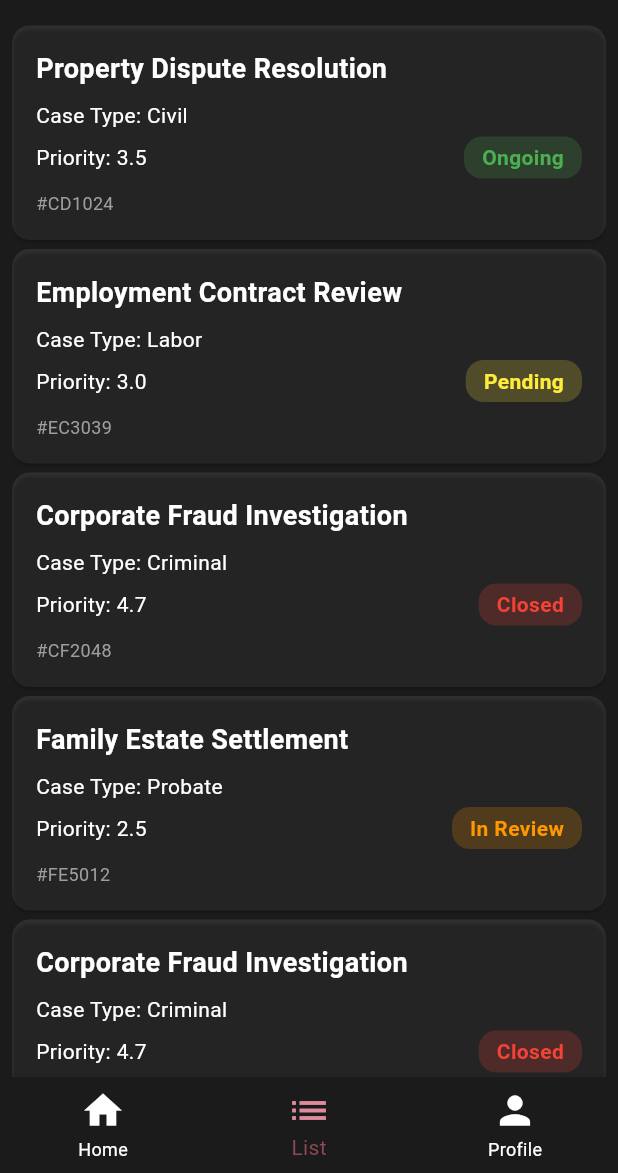
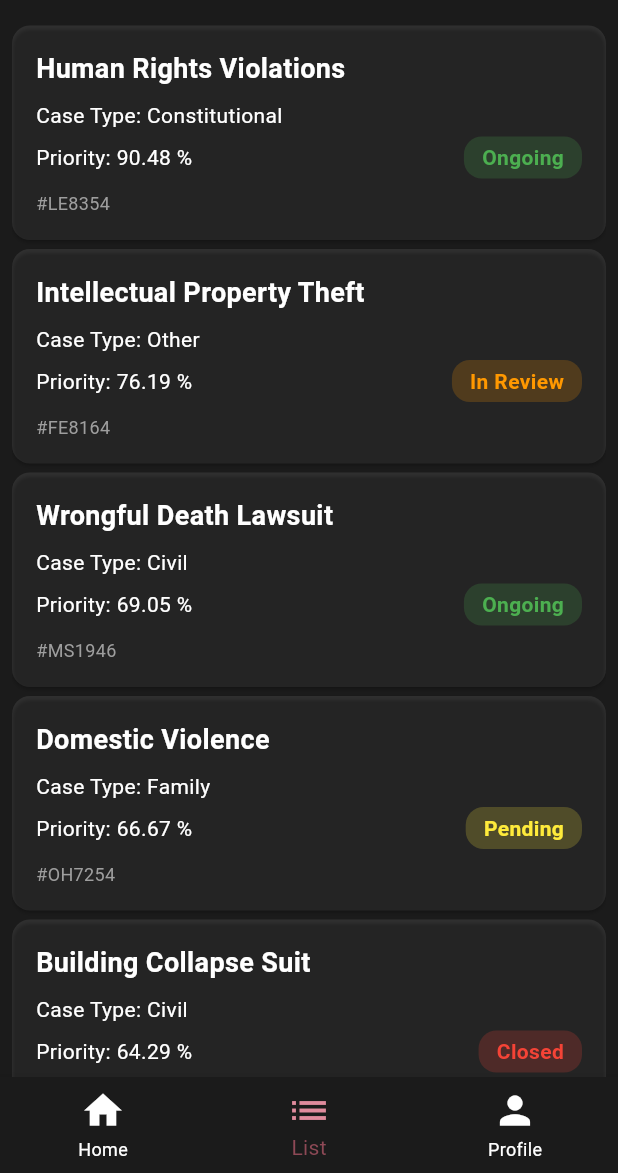
Before and after one commit to major-project326/case_flow_management, a Flutter app: the First screen opened directly, item 2 of the bottom bar chosen, on a phone screen of 412 x 824 dp, the part 63-1236 px from its top. Run offline on Flutter 3.47's test engine with Material 3 defaults, Android fonts, the phone set to English and light mode, and no system bars; our stand-ins replace firebase_core; accounts and stored records are empty.

Commit message:
Dummy data added

```diff
--- /dev/null
+++ b/lib/dummy_data.dart
@@ -0,0 +1,164 @@
+List<dynamic> data = [
+  {
+    "title": "Tax Fraud",
+    "text":
+        "In a major tax fraud case, the government has accused a prominent business owner of evading taxes for over a decade. The case involves allegations that the defendant hid substantial amounts of income in offshore accounts and filed falsified returns to minimize tax obligations. Prosecutors presented a detailed analysis of the defendant’s financial records, pointing to a complex network of shell companies used to disguise taxable income. The defense, however, argues that all transactions were legitimate and that any discrepancies were due to mistakes in bookkeeping. Expert witnesses in forensic accounting have been called to testify about the methods used to uncover the alleged tax evasion. The court's ruling will be significant, as it could lead to harsher penalties for similar offenses and signal a shift in the government's approach to cracking down on white-collar crime.",
+    "type": "Tax",
+    "priority": 9.5,
+    "status": "Pending",
+    "id": "#AF8352",
+  },
+  {
+    "title": "Freedom of Expression",
+    "text":
+        "A constitutional case has sparked national debate over freedom of expression in the digital age. The plaintiffs, a group of social media influencers and activists, are challenging new regulations that require government approval for certain online content. The government argues that the rules are necessary to prevent the spread of misinformation and harmful content. Critics claim the regulations amount to censorship and violate the constitutional right to free speech. The court has heard arguments from both sides, as well as from third-party organizations advocating for digital rights. Legal scholars are divided on the issue, with some supporting the government's stance on curbing misinformation, while others believe the regulations are overly broad. The court's decision will likely set a precedent for how free speech is interpreted in the context of online platforms.",
+    "type": "Constitutional",
+    "priority": 10.5,
+    "status": "Ongoing",
+    "id": "#CD1024",
+  },
+  {
+    "title": "Grand Theft Auto",
+    "text":
+        "The court is currently reviewing a case of grand theft auto where the accused is alleged to have stolen multiple high-end vehicles over the course of several months. The prosecution claims that the defendant was part of a larger organized crime ring responsible for a series of car thefts across the city. The defense argues that the defendant had no knowledge of the criminal operation and was merely in the wrong place at the wrong time. Surveillance footage and phone records have been presented as key evidence in the case. Witness testimony has been conflicting, with some placing the defendant at the scene of the crime while others suggest a case of mistaken identity. The jury will need to weigh the evidence carefully, as a guilty verdict could lead to a lengthy prison sentence.",
+    "type": "Criminal",
+    "priority": 5.0,
+    "status": "In Review",
+    "id": "#PS2856",
+  },
+  {
+    "title": "Environmental Damage",
+    "text":
+        "A case involving environmental damage caused by a major industrial corporation is being heard in court. The plaintiffs, a group of local residents, claim that the company’s waste disposal practices have polluted nearby rivers and lakes, leading to health issues and damage to local ecosystems. The defense argues that the company adhered to all environmental regulations and that the pollution levels were within permissible limits. Environmental scientists have been called to testify on the extent of the damage and whether the company’s actions directly contributed to the contamination. The outcome of the case could have far-reaching consequences for environmental policy and corporate accountability.",
+    "type": "Other",
+    "priority": 11.5,
+    "status": "Ongoing",
+    "id": "#UD3405",
+  },
+  {
+    "title": "Building Collapse Suit",
+    "text":
+        "A civil suit has been filed against a construction company after a building collapsed, causing severe injuries and property damage. The plaintiffs, who are residents of the building, allege that the company used substandard materials and ignored safety regulations, leading to the collapse. The defense counters that the collapse was caused by a natural disaster and that the company had followed all relevant safety guidelines. Engineers have been called in to examine the site of the collapse, and their findings will play a crucial role in determining liability. The case has drawn attention due to its potential to impact building safety standards and regulations in the future. If the plaintiffs win, it could open the door for more lawsuits against construction companies accused of cutting corners to save costs.",
+    "type": "Civil",
+    "priority": 13.5,
+    "status": "Closed",
+    "id": "#TY2308",
+  },
+  {
+    "title": "Class-Action Labor Lawsuit",
+    "text":
+        "In a labor dispute, a group of factory workers has filed a class-action lawsuit against their employer, alleging violations of wage and hour laws. The workers claim that they were forced to work overtime without proper compensation and were denied meal and rest breaks. The employer denies the allegations, arguing that all employees were paid according to the law and that any violations were isolated incidents. The case has the potential to influence labor practices across the industry, particularly in sectors where wage theft and labor law violations are common. Union leaders have shown support for the workers, and their involvement has added additional pressure on the employer to settle the case before it goes to trial.",
+    "type": "Labor",
+    "priority": 8.5,
+    "status": "In Review",
+    "id": "#AS9817",
+  },
+  {
+    "title": "Patent Infringement",
+    "text":
+        "A complex intellectual property case is being heard in court as two major tech companies clash over patent infringement claims. The plaintiff alleges that the defendant copied key features of their proprietary software, resulting in significant financial losses. The defendant denies the allegations, arguing that the technology in question was developed independently and does not infringe on any patents. Both companies have submitted expert testimony from software engineers and patent attorneys to support their claims. The case has drawn significant attention due to its potential impact on the tech industry, where patent disputes are becoming increasingly common. A ruling in favor of the plaintiff could lead to substantial financial damages and could also set a precedent for how intellectual property rights are enforced in the digital age.",
+    "type": "Civil",
+    "priority": 12.0,
+    "status": "Closed",
+    "id": "#PU7127",
+  },
+  {
+    "title": "Insider Trading",
+    "text":
+        "The court is currently hearing a criminal case involving charges of insider trading. The defendant, a former executive at a major corporation, is accused of using non-public information to make stock trades that resulted in millions of dollars in profits. The prosecution has presented evidence, including emails and phone records, suggesting that the defendant received confidential information about the company’s financial performance before it was made public. The defense, however, argues that the trades were based on publicly available information and that the timing was coincidental. Financial analysts have been called to testify about the nature of the trades, and the outcome of the case could have significant implications for how insider trading laws are enforced.",
+    "type": "Criminal",
+    "priority": 11.5,
+    "status": "Pending",
+    "id": "#MN0173",
+  },
+  {
+    "title": "Child Custody Dispute",
+    "text":
+        "In a family law case, a couple is contesting the custody of their children after a recent divorce. The mother is seeking sole custody, citing the father’s unstable work schedule and inability to provide proper care. The father, however, argues that he is capable of being a responsible parent and is seeking joint custody. Both parties have submitted evidence, including financial records and character references, to support their claims. The court has appointed a child psychologist to assess the best interests of the children and provide recommendations. The case is emotionally charged and highlights the complexities of determining custody arrangements that prioritize the welfare of the children.",
+    "type": "Family",
+    "priority": 10.0,
+    "status": "Ongoing",
+    "id": "#ID1745",
+  },
+  {
+    "title": "Immigration Policy Challenge",
+    "text":
+        "In a constitutional case challenging a controversial immigration policy, the court is tasked with determining whether the policy violates the rights of asylum seekers. The plaintiffs, a group of asylum seekers, argue that the policy, which imposes strict limits on who can apply for asylum, is unconstitutional and discriminates based on nationality. The government defends the policy as a necessary measure to control the flow of migrants and protect national security. Human rights organizations have intervened in the case, providing evidence of the policy's impact on vulnerable populations. Legal experts are divided on the issue, with some supporting the government’s argument and others calling for a more humane approach to immigration. The ruling could reshape immigration policy and set a legal standard for future challenges.",
+    "type": "Constitutional",
+    "priority": 7.5,
+    "status": "Ongoing",
+    "id": "#OW0983",
+  },
+  {
+    "title": "Economy Workers Class-Action Suit",
+    "text":
+        "In a significant labor case, a group of gig economy workers is suing a ride-sharing company, arguing that they should be classified as employees rather than independent contractors. The workers claim that the company exerts enough control over their work to qualify them as employees, which would entitle them to benefits such as health insurance, overtime pay, and workers’ compensation. The company, however, argues that its workers prefer the flexibility of being independent contractors and that reclassifying them would hurt both the workers and the company’s business model. Legal experts are closely watching the case, as its outcome could have far-reaching implications for the gig economy and the classification of workers in various industries.",
+    "type": "Labor",
+    "priority": 13.0,
+    "status": "In Review",
+    "id": "#PA1835",
+  },
+  {
+    "title": "Transfer Pricing Tax Dispute",
+    "text":
+        "A tax dispute involving a large multinational corporation has reached the court as the company faces accusations of manipulating transfer pricing to minimize tax liabilities. The government claims that the corporation shifted profits to subsidiaries in low-tax jurisdictions, thereby reducing the taxes it owed domestically. The defense argues that all transactions between the company’s subsidiaries were legitimate and complied with international tax laws. Expert testimony from economists and tax professionals has been brought in to assess the validity of the government's claims. The case has garnered attention from both the public and policymakers, as its outcome could lead to changes in how transfer pricing is regulated in the future.",
+    "type": "Tax",
+    "priority": 10.0,
+    "status": "Pending",
+    "id": "#TR1748",
+  },
+  {
+    "title": "Wrongful Death Lawsuit",
+    "text":
+        "The court is reviewing a wrongful death lawsuit filed by the family of a patient who died during a surgical procedure. The plaintiffs claim that the hospital and attending surgeon were negligent in their care, leading to the patient’s death. The defense argues that the patient’s death was the result of unforeseen complications, not negligence. Medical experts have been called to testify about the standard of care provided during the surgery and whether the medical team’s actions contributed to the patient’s death. The case has raised questions about hospital accountability and the legal standards for medical malpractice. A ruling in favor of the plaintiffs could lead to significant financial compensation for the family and changes in how hospitals manage surgical risks.",
+    "type": "Civil",
+    "priority": 14.5,
+    "status": "Ongoing",
+    "id": "#MS1946",
+  },
+  {
+    "title": "Domestic Violence",
+    "text":
+        "A case involving domestic violence has brought attention to the challenges victims face when seeking protection under the law. The plaintiff, a young woman, has filed for a restraining order against her husband, alleging repeated physical abuse. The defense denies the claims, stating that the incidents were isolated and exaggerated. The court is reviewing police reports and medical records, as well as hearing testimony from witnesses familiar with the couple's relationship. The ruling in this case may influence how future domestic violence cases are handled, particularly in regard to the protection of victims and the availability of legal resources.",
+    "type": "Family",
+    "priority": 14.0,
+    "status": "Pending",
+    "id": "#OH7254",
+  },
+  {
+    "title": "Intellectual Property Theft",
+    "text":
+        "In a case concerning intellectual property theft, a startup is suing a former employee for allegedly stealing trade secrets and sharing them with a competitor. The plaintiff claims that the former employee accessed sensitive company data and provided it to the competitor in exchange for a higher-paying position. The defendant denies these allegations, arguing that any information shared was publicly available and did not violate any confidentiality agreements. The court has issued subpoenas for email records and internal documents to determine the validity of the claims. The case underscores the growing importance of safeguarding intellectual property in the tech industry and the legal challenges involved in proving such claims.",
+    "type": "Other",
+    "priority": 16.0,
+    "status": "In Review",
+    "id": "#FE8164",
+  },
+  {
+    "title": "Property Disputes",
+    "text":
+        "In a civil case involving a dispute over property rights, the court reviewed evidence from both the plaintiff and defendant, ultimately ruling in favor of the defendant. The property in question was located in a highly contested area with multiple claims of ownership. The case dragged on for several years due to complex legal procedures and numerous delays in hearings. The plaintiff argued that the defendant had unlawfully occupied the land, while the defendant maintained that they had purchased the property through legitimate means. The judge decided that the plaintiff’s claim was unsubstantiated and lacked the necessary proof to overturn the defendant’s ownership. This case has been a subject of debate, with many commentators suggesting that the legal system’s handling of property disputes requires reform. The court’s ruling not only brought closure to the parties involved but also set a precedent for how similar cases could be handled in the future.",
+    "type": "Civil",
+    "priority": 7.5,
+    "status": "Ongoing",
+    "id": "#IS1836",
+  },
+  {
+    "title": "Criminal Negligence",
+    "text":
+        "A criminal negligence case has taken center stage as the plaintiff seeks significant damages against a major corporation. The case involves an industrial accident that led to severe injuries for several workers. According to the plaintiff, the company failed to adhere to safety regulations, leading to the incident. The defense, however, argues that the workers had not followed safety protocols, thus contributing to the accident. Expert testimony from occupational safety professionals has been brought in to evaluate the conditions of the workplace at the time of the incident. The judge presiding over the case has expressed concern over the corporate safety practices, citing previous violations and fines imposed on the company. The jury must now decide whether the corporation’s negligence directly caused the injuries, and if so, how much compensation should be awarded. The case has drawn significant media attention due to its implications for worker safety regulations across the industry.",
+    "type": "Criminal",
+    "priority": 9.0,
+    "status": "Closed",
+    "id": "#RD1735",
+  },
+  {
+    "title": "Human Rights Violations",
+    "text":
+        "In a landmark constitutional case, the court is reviewing a claim of human rights violations against the government. The case revolves around the alleged mistreatment of prisoners in a detention facility, where reports of torture and inhumane conditions have surfaced. Human rights organizations have brought the case to the court, arguing that the government has violated both domestic and international law. The defense claims that the measures taken at the facility were necessary for national security reasons and denies the allegations of torture. International observers are closely watching the case, as it could set a precedent for how governments handle human rights within the context of national security. The ruling could also influence the country’s standing in international human rights organizations, potentially leading to sanctions if the government is found guilty of violations.",
+    "type": "Constitutional",
+    "priority": 19.0,
+    "status": "Ongoing",
+    "id": "#LE8354",
+  }
+];
--- a/lib/list.dart
+++ b/lib/list.dart
@@ -1,75 +1,44 @@
 import 'package:flutter/material.dart';
+import 'package:major_project/dummy_data.dart';
 
-class CaseStatusPage extends StatelessWidget {
+class CaseStatusPage extends StatefulWidget {
   CaseStatusPage({super.key});
 
-  final List<Map<String, dynamic>> cases = [
-    {
-      "title": "Property Dispute Resolution",
-      "type": "Civil",
-      "id": "#CD1024",
-      "status": "Ongoing",
-      "rating": 3.5,
-      "statusColor": Colors.green,
-    },
-    {
-      "title": "Employment Contract Review",
-      "type": "Labor",
-      "id": "#EC3039",
-      "status": "Pending",
-      "rating": 3.0,
-      "statusColor": Colors.yellow,
-    },
-    {
-      "title": "Corporate Fraud Investigation",
-      "type": "Criminal",
-      "id": "#CF2048",
-      "status": "Closed",
-      "rating": 4.7,
-      "statusColor": Colors.red,
-    },
-    {
-      "title": "Family Estate Settlement",
-      "type": "Probate",
-      "id": "#FE5012",
-      "status": "In Review",
-      "rating": 2.5,
-      "statusColor": Colors.orange,
-    },
-    {
-      "title": "Corporate Fraud Investigation",
-      "type": "Criminal",
-      "id": "#CF2048",
-      "status": "Closed",
-      "rating": 4.7,
-      "statusColor": Colors.red,
-    },
-    {
-      "title": "Family Estate Settlement",
-      "type": "Probate",
-      "id": "#FE5012",
-      "status": "In Review",
-      "rating": 2.5,
-      "statusColor": Colors.orange,
-    },
-  ];
+  @override
+  State<CaseStatusPage> createState() => _CaseStatusPageState();
+}
+
+class _CaseStatusPageState extends State<CaseStatusPage> {
+  final Map<String, Color> colorMap = {
+    'Ongoing': Colors.green,
+    'Closed': Colors.red,
+    'Pending': Colors.yellow,
+    'In Review': Colors.orange
+  };
+
+  @override
+  void initState() {
+    data.sort((a, b) => b['priority'].compareTo(a['priority']));
+    super.initState();
+  }
 
   @override
   Widget build(BuildContext context) {
     return Padding(
       padding: const EdgeInsets.symmetric(horizontal: 8),
       child: ListView.builder(
-        itemCount: cases.length,
+        itemCount: data.length,
         itemBuilder: (context, index) {
           return Padding(
             padding: const EdgeInsets.symmetric(vertical: 3),
             child: CaseCard(
-              title: cases[index]['title'],
-              type: cases[index]['type'],
-              caseId: cases[index]['id'],
-              status: cases[index]['status'],
-              rating: cases[index]['rating'],
-              statusColor: cases[index]['statusColor'],
+              title: data[index]['title'],
+              type: data[index]['type'],
+              caseId: data[index]['id'],
+              status: data[index]['status'],
+              rating: double.parse(
+                  ((data[index]['priority'] / 21) * 100).toStringAsFixed(2)),
+              statusColor: colorMap[data[index]['status']]!,
             ),
           );
         },
@@ -86,7 +55,8 @@ class CaseCard extends StatelessWidget {
   final double rating;
   final Color statusColor;
 
-  const CaseCard({super.key,
+  const CaseCard({
+    super.key,
     required this.title,
     required this.type,
     required this.caseId,
@@ -132,7 +102,7 @@ class CaseCard extends StatelessWidget {
                   mainAxisAlignment: MainAxisAlignment.spaceBetween,
                   children: [
                     Text(
-                      'Priority: ${rating.toString()}',
+                      'Priority: ${rating.toString()} %',
                       style: TextStyle(fontSize: 14, color: Colors.white),
                     ),
                     Container(
```
